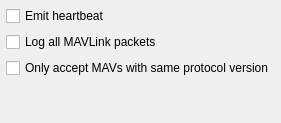
Above: src/ui/MAVLinkSettingsWidget.ui from mavlink/qgroundcontrol before the change. Below: the same form after it.
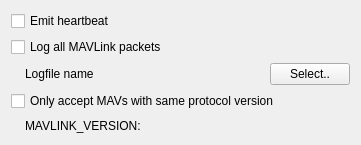
That is the form after the change.

Commit message: Added not yet working version of logging / log replay, fixed ALL bugs in main window, enabled full persistence in main window and serial link.

Patch:
```diff
--- a/src/ui/MAVLinkSettingsWidget.ui
+++ b/src/ui/MAVLinkSettingsWidget.ui
@@ -6,51 +6,85 @@
    <rect>
     <x>0</x>
     <y>0</y>
-    <width>267</width>
-    <height>123</height>
+    <width>361</width>
+    <height>145</height>
    </rect>
   </property>
   <property name="windowTitle">
    <string>Form</string>
   </property>
-  <layout class="QVBoxLayout" name="verticalLayout">
-   <property name="margin">
-    <number>6</number>
-   </property>
-   <item>
+  <layout class="QGridLayout" name="gridLayout" columnstretch="1,100,1">
+   <item row="0" column="0" colspan="3">
     <widget class="QCheckBox" name="heartbeatCheckBox">
      <property name="text">
       <string>Emit heartbeat</string>
      </property>
     </widget>
    </item>
-   <item>
+   <item row="1" column="0" colspan="3">
     <widget class="QCheckBox" name="loggingCheckBox">
      <property name="text">
       <string>Log all MAVLink packets</string>
      </property>
     </widget>
    </item>
-   <item>
+   <item row="3" column="0">
+    <spacer name="logFileSpacer">
+     <property name="orientation">
+      <enum>Qt::Horizontal</enum>
+     </property>
+     <property name="sizeType">
+      <enum>QSizePolicy::MinimumExpanding</enum>
+     </property>
+     <property name="sizeHint" stdset="0">
+      <size>
+       <width>8</width>
+       <height>0</height>
+      </size>
+     </property>
+    </spacer>
+   </item>
+   <item row="4" column="0" colspan="3">
     <widget class="QCheckBox" name="versionCheckBox">
      <property name="text">
       <string>Only accept MAVs with same protocol version</string>
      </property>
     </widget>
    </item>
-   <item>
-    <spacer name="verticalSpacer">
+   <item row="5" column="0">
+    <spacer name="versionSpacer">
      <property name="orientation">
-      <enum>Qt::Vertical</enum>
+      <enum>Qt::Horizontal</enum>
      </property>
      <property name="sizeHint" stdset="0">
       <size>
-       <width>20</width>
-       <height>84</height>
+       <width>8</width>
+       <height>0</height>
       </size>
      </property>
     </spacer>
    </item>
+   <item row="5" column="1" colspan="2">
+    <widget class="QLabel" name="versionLabel">
+     <property name="text">
+      <string>MAVLINK_VERSION: </string>
+     </property>
+    </widget>
+   </item>
+   <item row="3" column="1">
+    <widget class="QLabel" name="logFileLabel">
+     <property name="text">
+      <string>Logfile name</string>
+     </property>
+    </widget>
+   </item>
+   <item row="3" column="2">
+    <widget class="QPushButton" name="logFileButton">
+     <property name="text">
+      <string>Select..</string>
+     </property>
+    </widget>
+   </item>
   </layout>
  </widget>
  <resources/>
```
The commit also changes 29 other files.
